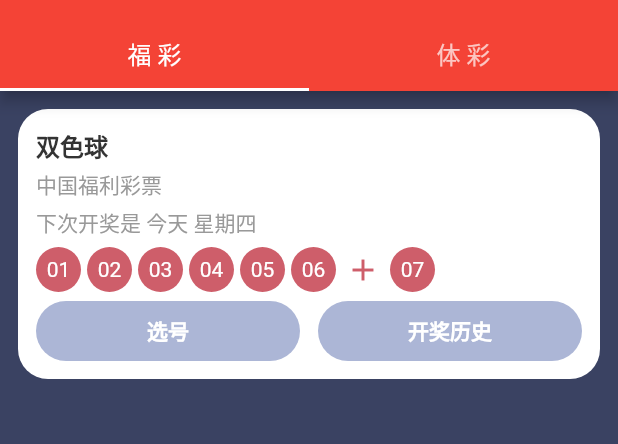
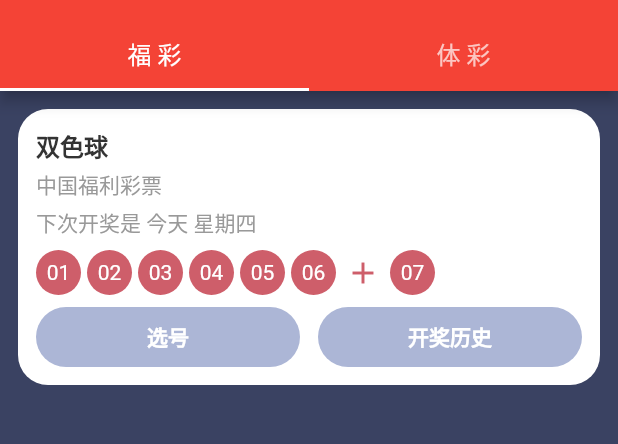
Before and after one commit to wwllss/lottery, a Flutter app: the screen it shows after launch, on a phone screen of 412 x 824 dp, the part 65-509 px from its top. Run offline on Flutter 3.47's test engine with Material 2 defaults, Android fonts, the phone set to English and light mode, and no system bars.

Commit message:
lottery_number.dart config

```diff
--- a/lib/lottery/lottery_item.dart
+++ b/lib/lottery/lottery_item.dart
@@ -39,9 +39,13 @@ class LotteryItem extends StatelessWidget {
             lottery.nextDraw(),
             style: const TextStyle(color: BallColors.black_999),
           ),
-          const SizedBox(height: 6),
-          const LotteryNumber(mainNumList: [1, 2, 3, 4, 5, 6], subNumList: [7],size: 30,),
-          const SizedBox(height: 6),
+          const SizedBox(height: 8),
+          const LotteryNumber(
+            mainNumList: [1, 2, 3, 4, 5, 6],
+            subNumList: [7],
+            size: 30,
+          ),
+          const SizedBox(height: 8),
           Row(
             children: [
               Expanded(
--- a/lib/lottery/lottery_number.dart
+++ b/lib/lottery/lottery_number.dart
@@ -25,7 +25,7 @@ class LotteryNumber extends StatelessWidget {
       int? index})
       : assert(color == null || index == null,
             'Cannot provide both a color and a index'),
-        size = size ?? 35,
+        size = size ?? 40,
         ballColor = color ??
             (index == null
                 ? BallColors.b_3
```
